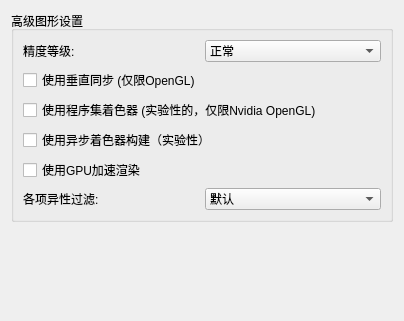
Above: src/yuzu/configuration/configure_graphics_advanced.ui from formylover/yuzu-early-access before the change. Below: the same form after it.
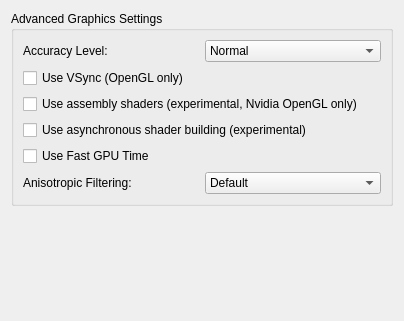
That is the form after the change.

```diff
--- a/src/yuzu/configuration/configure_graphics_advanced.ui
+++ b/src/yuzu/configuration/configure_graphics_advanced.ui
@@ -19,7 +19,7 @@
      <item>
       <widget class="QGroupBox" name="groupBox_1">
        <property name="title">
-        <string>高级图形设置</string>
+        <string>Advanced Graphics Settings</string>
        </property>
        <layout class="QVBoxLayout" name="verticalLayout_3">
         <item>
@@ -40,7 +40,7 @@
            <item>
             <widget class="QLabel" name="label_gpu_accuracy">
              <property name="text">
-              <string>精度等级:</string>
+              <string>Accuracy Level:</string>
              </property>
             </widget>
            </item>
@@ -48,7 +48,7 @@
             <widget class="QComboBox" name="gpu_accuracy">
              <item>
               <property name="text">
-               <string notr="true">正常</string>
+               <string notr="true">Normal</string>
               </property>
              </item>
              <item>
@@ -72,7 +72,7 @@
            <string>垂直同步可以防止屏幕撕裂，但是启用了VSync的某些显卡性能较低。 如果您没有发现性能差异，请保持启用状态。</string>
           </property>
           <property name="text">
-           <string>使用垂直同步 (仅限OpenGL)</string>
+           <string>Use VSync (OpenGL only)</string>
           </property>
          </widget>
         </item>
@@ -82,7 +82,7 @@
            <string>启用此功能可减少着色器的卡顿现象。 在支持的Nvidia设备上启用OpenGL组件着色器 (NV_gpu_program5 is required). 此功能是实验性的。</string>
           </property>
           <property name="text">
-           <string>使用程序集着色器 (实验性的，仅限Nvidia OpenGL)</string>
+           <string>Use assembly shaders (experimental, Nvidia OpenGL only)</string>
           </property>
          </widget>
         </item>
@@ -92,14 +92,14 @@
            <string>启用异步着色器编译，这可以减少着色器卡顿，此功能是实验性的。</string>
           </property>
           <property name="text">
-           <string>使用异步着色器构建（实验性）</string>
+           <string>Use asynchronous shader building (experimental)</string>
           </property>
          </widget>
         </item>
         <item>
          <widget class="QCheckBox" name="use_fast_gpu_time">
           <property name="text">
-           <string>使用GPU加速渲染</string>
+           <string>Use Fast GPU Time</string>
           </property>
          </widget>
         </item>
@@ -121,7 +121,7 @@
            <item>
             <widget class="QLabel" name="af_label">
              <property name="text">
-              <string>各项异性过滤:</string>
+              <string>Anisotropic Filtering:</string>
              </property>
             </widget>
            </item>
@@ -129,7 +129,7 @@
             <widget class="QComboBox" name="anisotropic_filtering_combobox">
              <item>
               <property name="text">
-               <string>默认</string>
+               <string>Default</string>
               </property>
              </item>
              <item>
```
Left out of the diff: 10 changed lines with no effect on the pictures.
